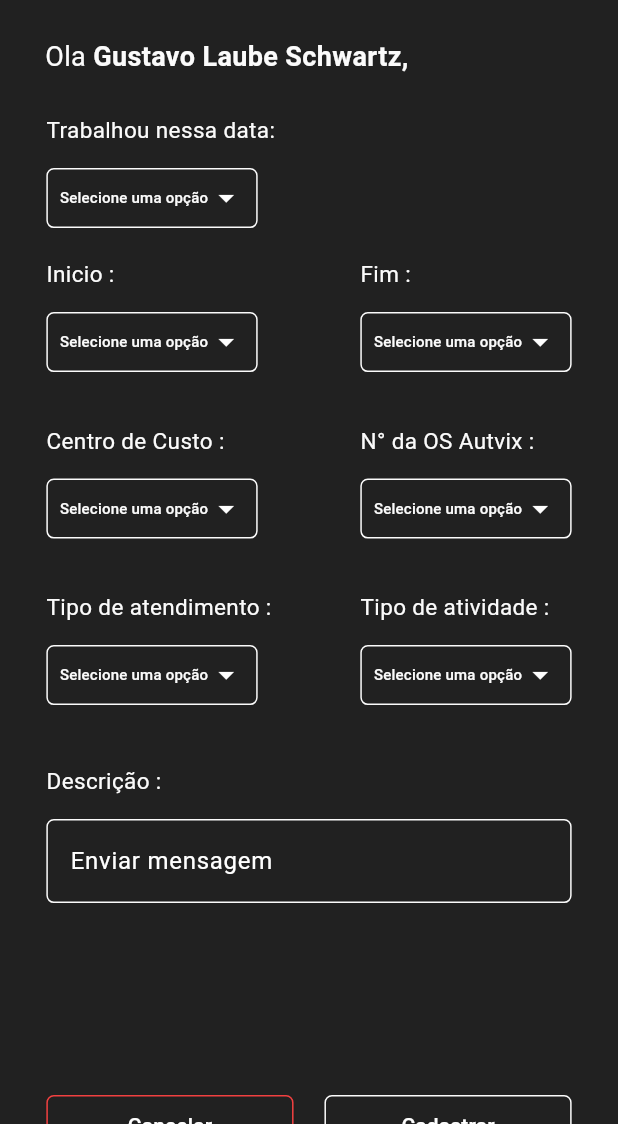
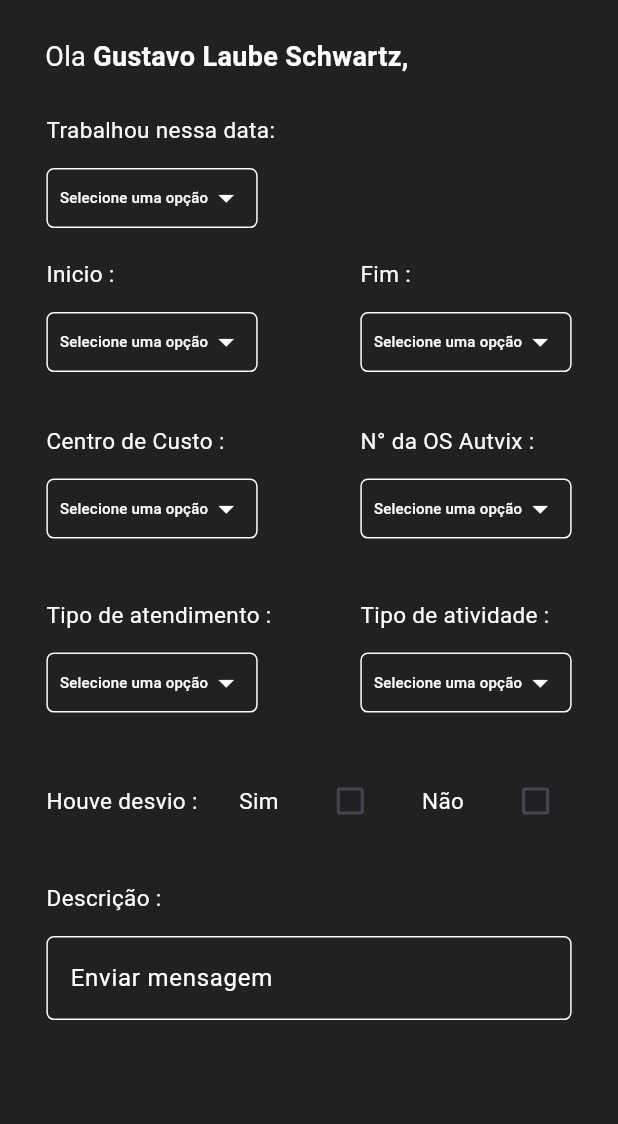
Before and after one commit to Baiokis/rhvix, a Flutter app: the PontoScreen screen opened by its route, on a phone screen of 412 x 824 dp, the part 112-1236 px from its top. Run offline on Flutter 3.47's test engine with Material 3 defaults, Android fonts, the phone set to English and light mode, and no system bars; our stand-ins replace flutter_svg; missing offline and left inert: dart:ffi.

Commit message:
Finishing the ponto_sim widget to update in the ponto.dart

```diff
--- a/lib/widgets/ponto.dart
+++ b/lib/widgets/ponto.dart
@@ -77,7 +77,7 @@ class _PontoState extends State<Ponto> {
             ),
             SimWidget(),
             // Descrição
-            SizedBox(height: 40),
+            SizedBox(height: 30),
             Text(
               'Descrição :',
               style: TextStyle(
@@ -115,7 +115,7 @@ class _PontoState extends State<Ponto> {
               ),
             ),
             Padding(
-              padding: EdgeInsets.only(top: 30),
+              padding: EdgeInsets.only(top: 20),
               child: Row(
                 mainAxisAlignment: MainAxisAlignment.spaceBetween,
                 children: [
--- a/lib/widgets/ponto_sim.dart
+++ b/lib/widgets/ponto_sim.dart
@@ -1,4 +1,6 @@
 // ignore_for_file: type=lint
+import 'dart:ffi';
+
 import 'package:flutter/material.dart';
 
 class SimWidget extends StatefulWidget {
@@ -11,9 +13,12 @@ class SimWidget extends StatefulWidget {
 class _SimWidgetState extends State<SimWidget> {
   String? _selectedOption;
   final List<String> _options = ['Sim', 'Folga', 'Atestado'];
+  bool? _ischeckedsim = false;
+  bool? _ischeckednao = false;
 
   @override
   Widget build(BuildContext context) {
+
     return Container(
         child: Column(
       children: [
@@ -276,7 +281,7 @@ class _SimWidgetState extends State<SimWidget> {
           ],
         ),
         // ROW de Tipos de Atendimentos
-        SizedBox(height: 15),
+        SizedBox(height: 20),
         Row(
           mainAxisAlignment: MainAxisAlignment.spaceBetween,
           children: [
@@ -405,6 +410,54 @@ class _SimWidgetState extends State<SimWidget> {
                 ))
           ],
         ),
+        Padding(padding: EdgeInsets.only(top: 35),
+        child: Row(
+          mainAxisAlignment: MainAxisAlignment.spaceBetween,
+          children: <Widget>[
+            Text(
+              'Houve desvio : ',
+              style: TextStyle(
+                color: Color(0xffFBFBFB),
+                fontSize: 15,
+              ),
+            ),
+            Text(
+              'Sim',
+              style: TextStyle(
+                color: Color(0xffFBFBFB),
+                fontSize: 15,
+              ),
+            ),
+            Checkbox(
+              activeColor: Color(0xffA7E4FE),
+              value: _ischeckedsim,
+              onChanged: (bool? newBool) {
+                setState(() {
+                  _ischeckedsim = newBool!;
+                  _ischeckednao = false;
+                });
+              },
+            ),
+            Text(
+              'Não',
+              style: TextStyle(
+                color: Color(0xffFBFBFB),
+                fontSize: 15,
+              ),
+            ),
+            Checkbox(
+              activeColor: Color(0xffA7E4FE),
+              value: _ischeckednao,
+              onChanged: (bool? newBool) {
+                setState(() {
+                  _ischeckednao = newBool!;
+                  _ischeckedsim = false;
+                });
+              },
+            )
+          ],
+        )
+        )
       ],
     ));
   }
```
Also changed, not shown: pubspec.lock.
